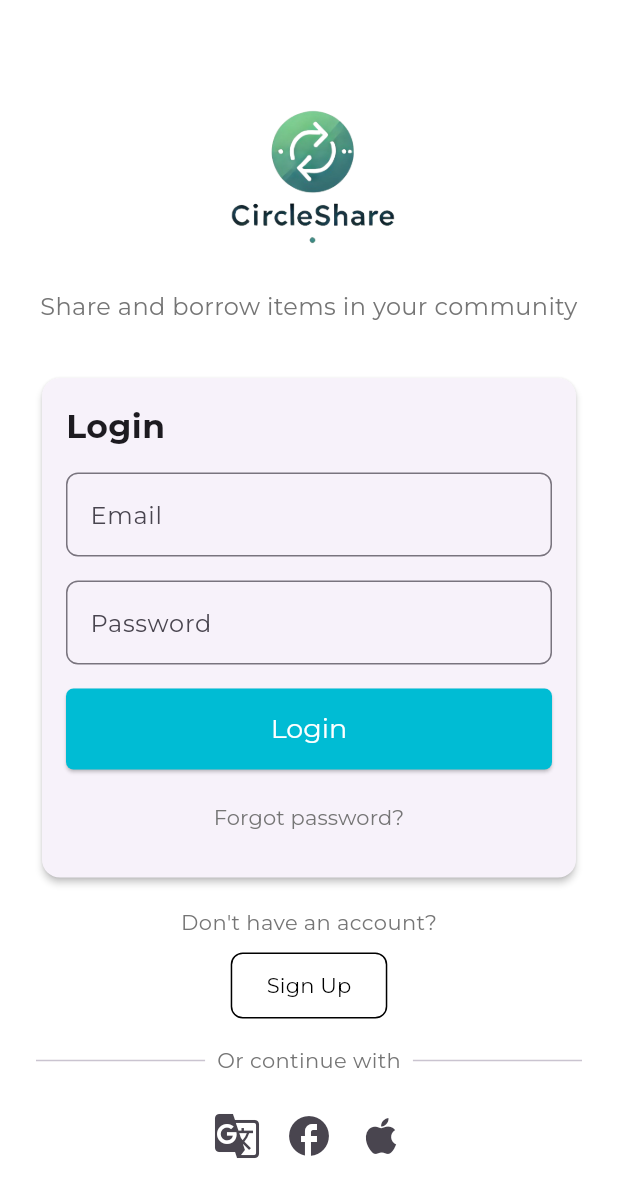
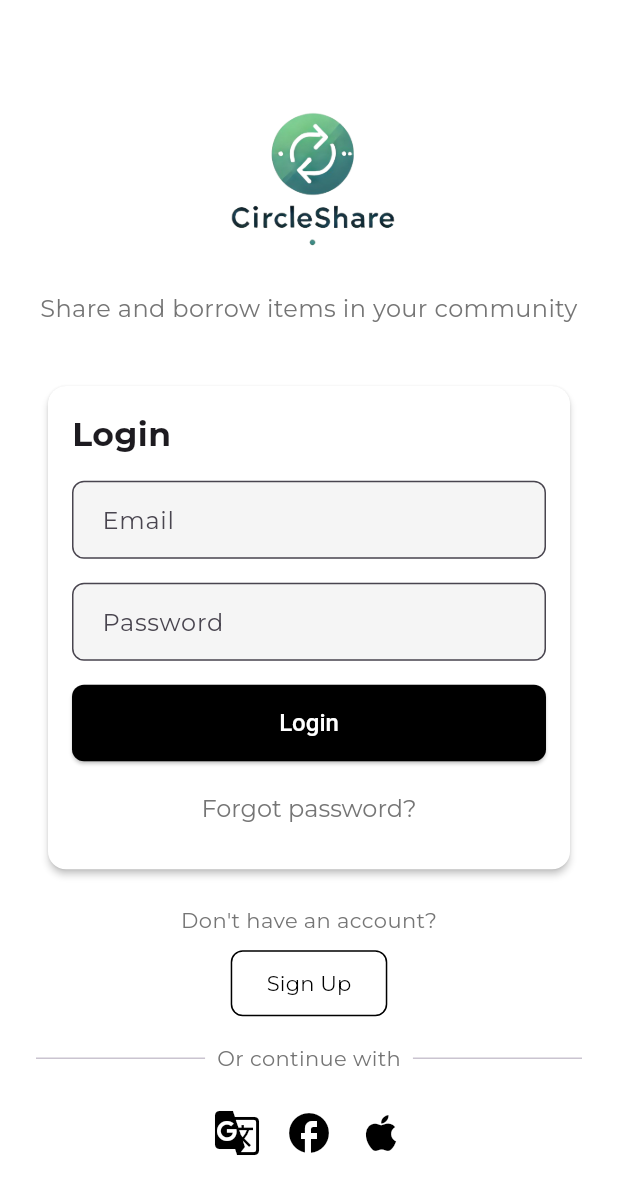
Before and after one commit to SammanBaral/CircleShare, a Flutter app: the screen it shows after launch, after a tap on "Skip", on a phone screen of 412 x 824 dp. Shown: the top 1197 px of the screen. Run offline on Flutter 3.47's test engine with Material 3 defaults, Android fonts, the phone set to English and light mode, and no system bars; our stand-ins replace carousel_slider.

Commit message:
theme changed

```diff
--- a/lib/core/app_theme/app_theme.dart
+++ b/lib/core/app_theme/app_theme.dart
@@ -2,18 +2,105 @@ import 'package:flutter/material.dart';
 
 ThemeData getApplicationTheme() {
   return ThemeData(
-      // primarySwatch: Colors.red,
-      scaffoldBackgroundColor: Colors.cyan[10],
-      fontFamily: 'Montserrat Regular',
-      appBarTheme: AppBarTheme(color: Colors.grey[100]),
-      elevatedButtonTheme: ElevatedButtonThemeData(
-          style: ElevatedButton.styleFrom(
+    // Light theme primary color
+    primaryColor: Colors.black,
+    scaffoldBackgroundColor: Colors.white, // Light background color
+
+    // Font family
+    fontFamily: 'Montserrat Regular',
+
+    // AppBar theme
+    appBarTheme: AppBarTheme(
+      backgroundColor: Colors.white, // Light AppBar background
+      elevation: 1,
+      iconTheme: IconThemeData(color: Colors.black), // Icons in black
+      titleTextStyle: TextStyle(
+        color: Colors.black, // Title text in black
+        fontSize: 20,
+        fontWeight: FontWeight.bold,
+        fontFamily: 'Montserrat Regular',
+      ),
+    ),
+
+    // ElevatedButton theme
+    elevatedButtonTheme: ElevatedButtonThemeData(
+      style: ElevatedButton.styleFrom(
         textStyle: const TextStyle(
-            fontSize: 18,
-            color: Colors.white,
-            fontWeight: FontWeight.w500,
-            fontFamily: 'Montserrat Regular'),
-        backgroundColor: Colors.cyan,
-        shape: RoundedRectangleBorder(borderRadius: BorderRadius.circular(5)),
-      )));
+          fontSize: 16,
+          fontWeight: FontWeight.w500,
+        ),
+        foregroundColor: Colors.white, // Text in white
+        backgroundColor: Colors.black, // Black button background
+        shape: RoundedRectangleBorder(borderRadius: BorderRadius.circular(8)),
+      ),
+    ),
+
+    // Input decoration theme
+    inputDecorationTheme: InputDecorationTheme(
+      filled: true,
+      fillColor: Colors.grey[100], // Light background for input fields
+      border: OutlineInputBorder(
+        borderRadius: BorderRadius.circular(8),
+        borderSide: BorderSide.none,
+      ),
+      focusedBorder: OutlineInputBorder(
+        borderRadius: BorderRadius.circular(8),
+        borderSide: BorderSide(color: Colors.black, width: 1.5),
+      ),
+      hintStyle: TextStyle(color: Colors.grey[600]), // Hint text color
+      contentPadding: EdgeInsets.symmetric(vertical: 14, horizontal: 16),
+    ),
+
+    // TextButton theme
+    textButtonTheme: TextButtonThemeData(
+      style: TextButton.styleFrom(
+        foregroundColor: Colors.black, // Text in black
+        textStyle: TextStyle(
+          fontSize: 16,
+          fontWeight: FontWeight.w500,
+          fontFamily: 'Montserrat Regular',
+        ),
+      ),
+    ),
+
+    // Floating Action Button theme
+    floatingActionButtonTheme: FloatingActionButtonThemeData(
+      backgroundColor: Colors.black, // Black FAB background
+      foregroundColor: Colors.white, // White FAB icon
+    ),
+
+    // Card theme
+    cardTheme: CardTheme(
+      margin: EdgeInsets.all(8),
+      elevation: 2,
+      color: Colors.white, // Light card background
+      shape: RoundedRectangleBorder(
+        borderRadius: BorderRadius.circular(8),
+      ),
+    ),
+
+    // Icon theme
+    iconTheme: IconThemeData(
+      color: Colors.black, // Black icons
+    ),
+
+    // Text theme
+    textTheme: TextTheme(
+      displayLarge: TextStyle(
+        fontSize: 24,
+        fontWeight: FontWeight.bold,
+        color: Colors.black, // Black text
+        fontFamily: 'Montserrat Regular',
+      ),
+      headlineMedium: TextStyle(
+        fontSize: 20,
+        fontWeight: FontWeight.w600,
+        color: Colors.black, // Headline text in black
+      ),
+      bodyLarge: TextStyle(
+        fontSize: 16,
+        color: Colors.grey[800], // Body text in dark grey
+      ),
+    ),
+  );
 }
```
Also changed, not shown: assets/images/tools.png (added).
